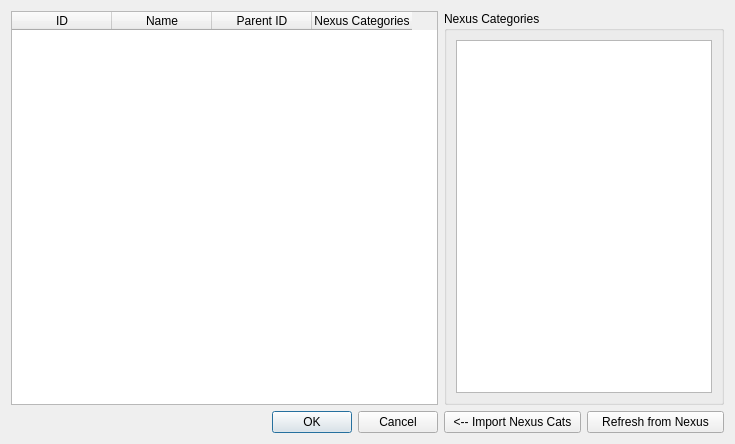
This is modorganizer/src/categoriesdialog.ui in Holt59/mo2-merge as Qt 5 draws it before an edit. The edited form follows.
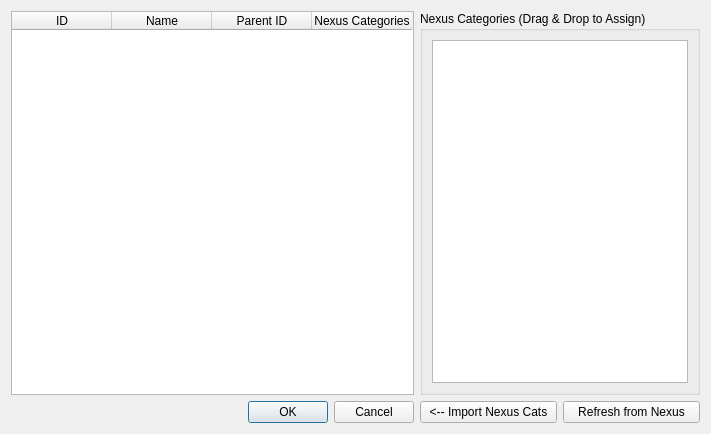
This is the edited form. Custom widgets are drawn as their Qt base class.

Commit message: [modorganizer] Category dialog tweaks for clarity

Diff of the .ui file:
```diff
--- a/modorganizer/src/categoriesdialog.ui
+++ b/modorganizer/src/categoriesdialog.ui
@@ -6,8 +6,8 @@
       <rect>
         <x>0</x>
         <y>0</y>
-        <width>735</width>
-        <height>444</height>
+    <width>711</width>
+    <height>434</height>
       </rect>
     </property>
     <property name="windowTitle">
@@ -46,6 +46,12 @@
       </item>
       <item row="0" column="3">
         <widget class="CategoriesTable" name="categoriesTable">
+     <property name="sizePolicy">
+      <sizepolicy hsizetype="Expanding" vsizetype="Expanding">
+       <horstretch>0</horstretch>
+       <verstretch>0</verstretch>
+      </sizepolicy>
+     </property>
           <property name="contextMenuPolicy">
             <enum>Qt::CustomContextMenu</enum>
           </property>
@@ -150,6 +156,18 @@
       </item>
       <item row="0" column="4" colspan="2">
         <widget class="QGroupBox" name="groupBox">
+     <property name="sizePolicy">
+      <sizepolicy hsizetype="Minimum" vsizetype="Preferred">
+       <horstretch>0</horstretch>
+       <verstretch>0</verstretch>
+      </sizepolicy>
+     </property>
+     <property name="maximumSize">
+      <size>
+       <width>16777215</width>
+       <height>16777215</height>
+      </size>
+     </property>
           <property name="toolTip">
             <string>Drag &amp; drop nexus categories from this pane onto the target category on the left.</string>
           </property>
@@ -157,7 +175,7 @@
             <enum>Qt::LeftToRight</enum>
           </property>
           <property name="title">
-            <string>Nexus Categories</string>
+      <string>Nexus Categories (Drag &amp;&amp; Drop to Assign)</string>
           </property>
           <layout class="QVBoxLayout" name="verticalLayout">
             <item>
```
Lines whose indentation alone changed are shown as unchanged.
